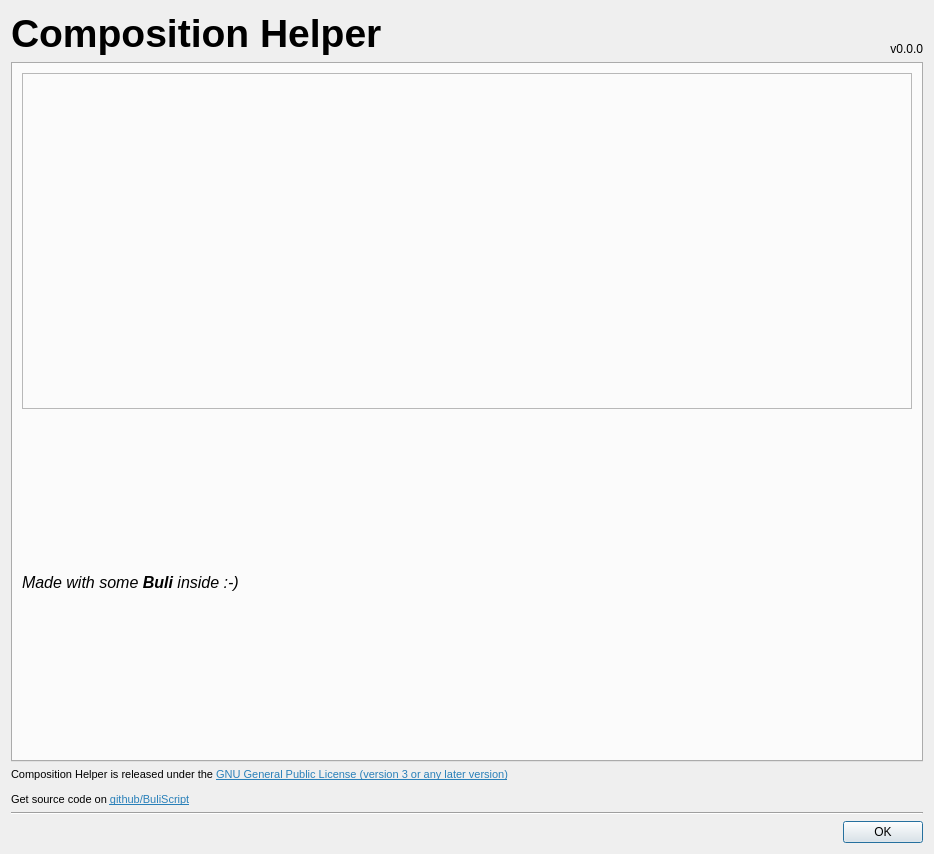
Old version of the form buliscript/buliscript/bs/resources/bsabout.ui in the repository Grum999/BuliScript.
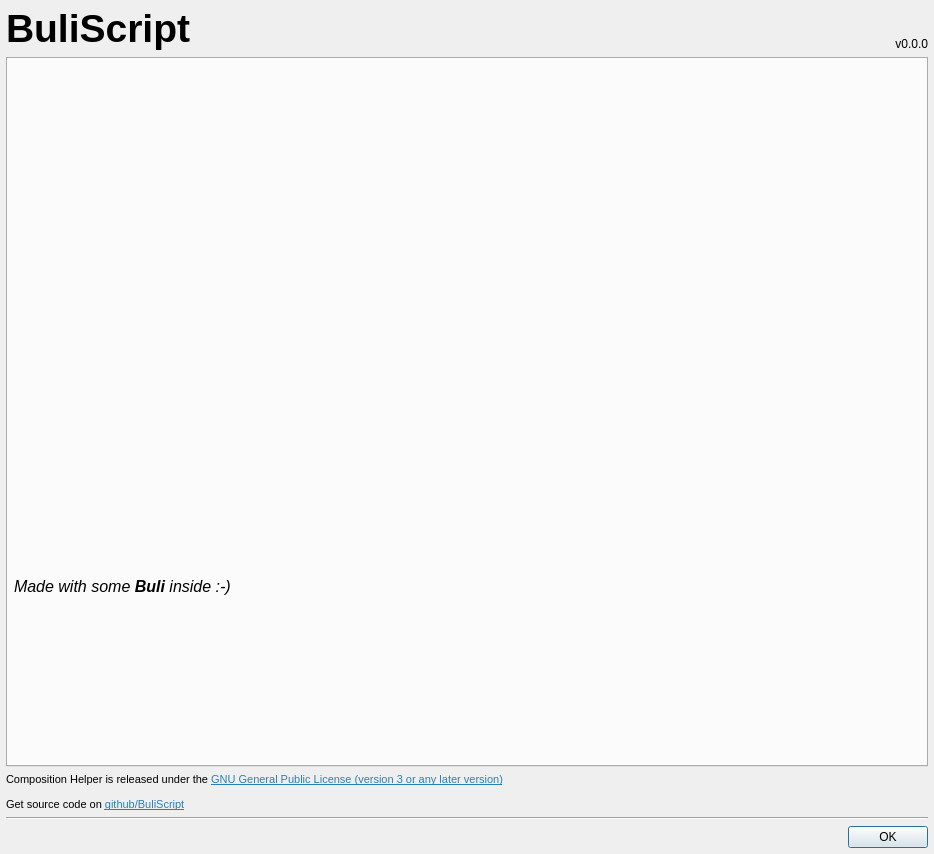
New version of the form. Icons and pictures are not drawn.

Commit message:
Update About dialog
Add Buli's image :)

What changed in the file:
```diff
--- a/buliscript/buliscript/bs/resources/bsabout.ui
+++ b/buliscript/buliscript/bs/resources/bsabout.ui
@@ -32,6 +32,18 @@
    <bool>true</bool>
   </property>
   <layout class="QVBoxLayout" name="verticalLayout">
+   <property name="leftMargin">
+    <number>6</number>
+   </property>
+   <property name="topMargin">
+    <number>6</number>
+   </property>
+   <property name="rightMargin">
+    <number>6</number>
+   </property>
+   <property name="bottomMargin">
+    <number>6</number>
+   </property>
    <item>
     <layout class="QGridLayout" name="gridLayout">
      <item row="1" column="0" colspan="2">
@@ -50,7 +62,7 @@
         </font>
        </property>
        <property name="text">
-        <string>Composition Helper</string>
+        <string>BuliScript</string>
        </property>
        <property name="alignment">
         <set>Qt::AlignLeading|Qt::AlignLeft|Qt::AlignTop</set>
@@ -111,17 +123,35 @@
         <bool>true</bool>
        </property>
        <widget class="QWidget" name="tab">
+        <property name="sizePolicy">
+         <sizepolicy hsizetype="MinimumExpanding" vsizetype="Maximum">
+          <horstretch>0</horstretch>
+          <verstretch>0</verstretch>
+         </sizepolicy>
+        </property>
         <attribute name="title">
          <string>Buli!</string>
         </attribute>
         <layout class="QVBoxLayout" name="verticalLayout_4">
+         <property name="leftMargin">
+          <number>6</number>
+         </property>
+         <property name="topMargin">
+          <number>6</number>
+         </property>
+         <property name="rightMargin">
+          <number>6</number>
+         </property>
+         <property name="bottomMargin">
+          <number>6</number>
+         </property>
          <item>
           <widget class="QLabel" name="labelImgBuli">
            <property name="frameShape">
-            <enum>QFrame::StyledPanel</enum>
+            <enum>QFrame::NoFrame</enum>
            </property>
            <property name="frameShadow">
-            <enum>QFrame::Sunken</enum>
+            <enum>QFrame::Plain</enum>
            </property>
            <property name="lineWidth">
             <number>2</number>
@@ -132,6 +162,9 @@
            <property name="pixmap">
             <pixmap>png/buli-powered-big.png</pixmap>
            </property>
+           <property name="alignment">
+            <set>Qt::AlignCenter</set>
+           </property>
           </widget>
          </item>
          <item>
```
Left out of the diff: 2 changed lines with no effect on the pictures. The commit also changes 1 other file.
